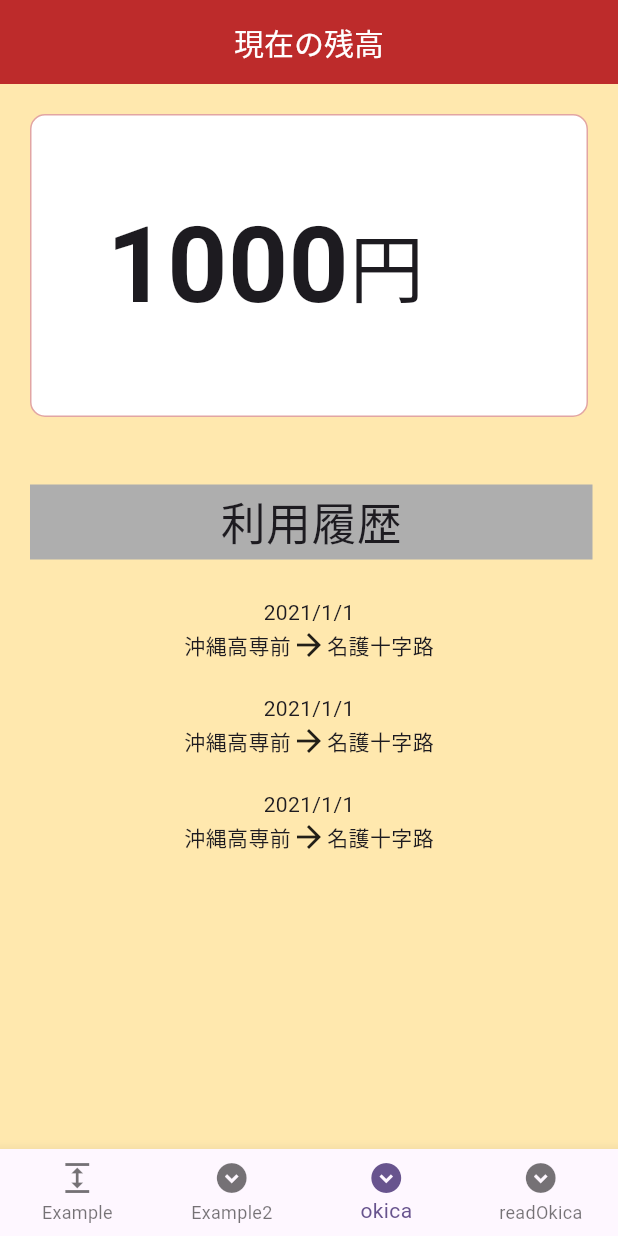
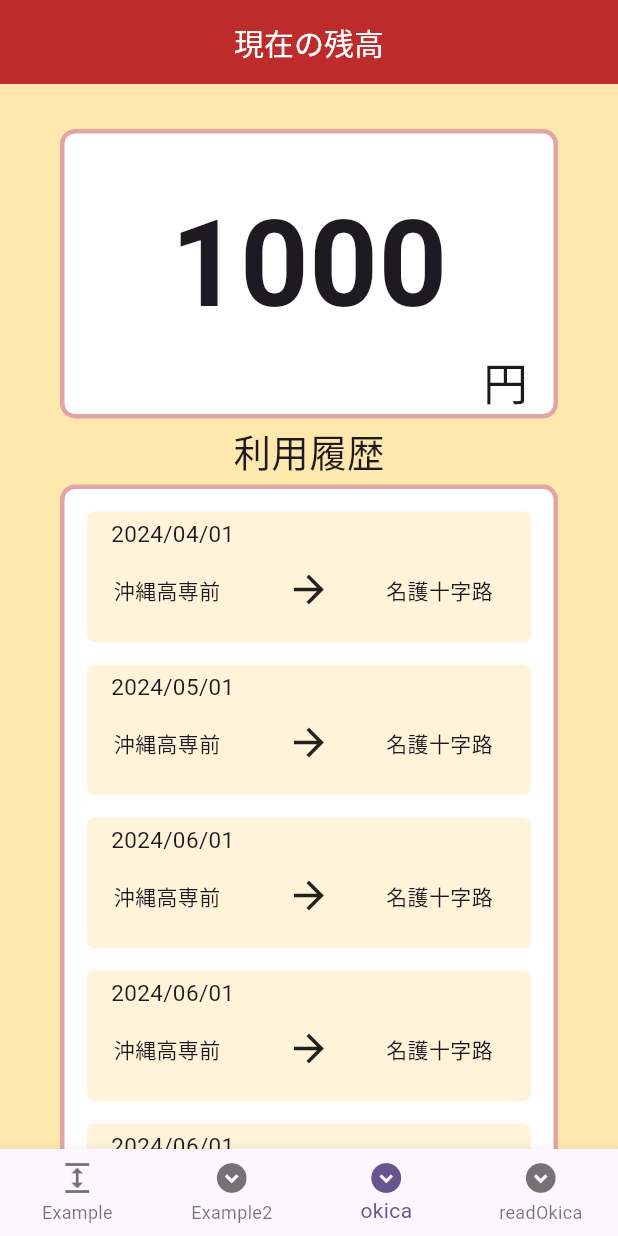
Before and after one commit to Yoshidagumi-group5/bus_app, a Flutter app: the screen it shows after launch, item 3 of the bottom bar chosen, on a phone screen of 412 x 824 dp. Run offline on Flutter 3.47's test engine with Material 3 defaults, Android fonts, the phone set to English and light mode, and no system bars; our stand-ins replace flutter_riverpod; missing offline and left inert: nfc_manager.

Commit message:
UIの完成

```diff
--- a/lib/pages/okica.dart
+++ b/lib/pages/okica.dart
@@ -15,100 +15,173 @@ class Okica extends StatelessWidget {
           style: TextStyle(fontSize: 20, color: Color(0xFFFFFFFF)),
         ),
       ),
-      body: Column(
+      body: SingleChildScrollView(
+        child: Column(
           children: [
             Padding(
-            padding: const EdgeInsets.all(20.0),
+              padding:
+                  const EdgeInsets.only(top: 30.0, right: 40.0, left: 40.0),
               child: Container(
                 decoration: BoxDecoration(
-                  border: Border.all(color: const Color(0xFFE2A5A4)),
+                    border:
+                        Border.all(color: const Color(0xFFE2A5A4), width: 3),
                     borderRadius: BorderRadius.circular(10),
                     color: Colors.white),
                 child: Row(
+                  mainAxisAlignment: MainAxisAlignment.center,
+                  children: [
+                    Column(
+                      crossAxisAlignment: CrossAxisAlignment.center,
+                      children: [
+                        const Padding(
+                          padding: EdgeInsets.only(
+                            top: 30.0,
+                          ),
+                          child: Text(
+                            "1000",
+                            style: TextStyle(
+                                fontSize: 80, fontWeight: FontWeight.bold),
+                          ),
+                        ),
+                        Row(
+                          children: [
+                            SizedBox(
+                              width: MediaQuery.of(context).size.width - 150,
+                            ),
+                            const Text(
+                              "円",
+                              style: TextStyle(
+                                fontSize: 30,
+                              ),
+                            ),
+                          ],
+                        )
+                      ],
+                    ),
+                  ],
+                ),
+              ),
+            ),
+            const Padding(
+              padding: EdgeInsets.all(4.0),
+              child: Row(
+                mainAxisAlignment: MainAxisAlignment.center,
+                children: [
+                  Text(
+                    '利用履歴',
+                    style: TextStyle(fontSize: 25),
+                  ),
+                ],
+              ),
+            ),
+            Padding(
+              padding: const EdgeInsets.only(right: 40, left: 40, bottom: 10),
+              child: LimitedBox(
+                maxHeight: MediaQuery.of(context).size.height * 0.55,
+                child: Container(
+                    decoration: BoxDecoration(
+                        border: Border.all(
+                            color: const Color(0xFFE2A5A4), width: 3),
+                        borderRadius: BorderRadius.circular(10),
+                        color: Colors.white),
+                    child: ListView(
+                      shrinkWrap: true,
+                      children: const [
+                        History("2024/04/01", "沖縄高専前", "名護十字路"),
+                        History("2024/05/01", "沖縄高専前", "名護十字路"),
+                        History("2024/06/01", "沖縄高専前", "名護十字路"),
+                        History("2024/06/01", "沖縄高専前", "名護十字路"),
+                        History("2024/06/01", "沖縄高専前", "名護十字路"),
+                        History("2024/06/01", "沖縄高専前", "名護十字路"),
+                        History("2024/06/01", "沖縄高専前", "名護十字路"),
+                        SizedBox(
+                          height: 15,
+                        )
+                      ],
+                    )),
+              ),
+            )
+          ],
+        ),
+      ),
+    );
+  }
+}
+
+class History extends StatelessWidget {
+  const History(this.date, this.startBusStop, this.endBusStop, {super.key});
+
+  final String date;
+  final String startBusStop;
+  final String endBusStop;
+
+  @override
+  Widget build(BuildContext context) {
+    return Padding(
+      padding: const EdgeInsets.only(
+        top: 15.0,
+        right: 15.0,
+        left: 15.0,
+      ),
+      child: Container(
+        decoration: BoxDecoration(
+            borderRadius: BorderRadius.circular(5),
+            color: const Color(0xFFFFF4D9)),
+        child: Column(
+          crossAxisAlignment: CrossAxisAlignment.start,
+          children: [
+            Row(
+              mainAxisAlignment: MainAxisAlignment.start,
               children: [
                 Padding(
-                    padding: const EdgeInsets.only(
-                        left: 50.0, top: 50.0, bottom: 50.0),
+                  padding: const EdgeInsets.only(top: 4.0, bottom: 4.0, left: 16.0),
                   child: Text(
-                      "1000",
-                      style:
-                          TextStyle(fontSize: 70, fontWeight: FontWeight.bold),
+                    date,
+                    style: const TextStyle(fontSize: 15),
                   ),
                 ),
-                  Container(
-                    alignment: Alignment.bottomRight,
+              ],
+            ),
+            Padding(
+              padding: const EdgeInsets.only(
+                right: 6.0,
+                left: 6.0,
+                bottom: 20.0,
+                top: 8.0,
+              ),
+              child: Row(
+                mainAxisAlignment: MainAxisAlignment.spaceBetween,
+                children: [
+                  Expanded(
+                    child: Padding(
+                      padding: const EdgeInsets.all(4.0),
+                      child: FittedBox(
+                          fit: BoxFit.scaleDown,
                           child: Text(
-                      "円",
-                      style: TextStyle(fontSize: 50),
+                            startBusStop,
+                          )),
+                    ),
+                  ),
+                  const Expanded(
+                    child: Icon(
+                      Icons.arrow_forward_outlined,
+                      size: 30,
+                    ),
+                  ),
+                  Expanded(
+                    child: Padding(
+                      padding: const EdgeInsets.all(4.0),
+                      child: Text(
+                        endBusStop,
+                      ),
+                    ),
+                  )
+                ],
               ),
             ),
           ],
         ),
       ),
-          ),
-          Row(
-            children: [
-              const SizedBox(
-                width: 20,
-                height: 100,
-              ),
-              SizedBox(
-                width: 375,
-                height: 50,
-                child: Container(
-                  alignment: Alignment.center,
-                  color: const Color.fromARGB(255, 174, 174, 174),
-                  child: const Text(
-                    '利用履歴',
-                    style: TextStyle(fontSize: 30),
-                  ),
-                ),
-              ),
-            ],
-          ),
-          const Text('2021/1/1'),
-          const Row(
-            mainAxisAlignment: MainAxisAlignment.center,
-            children: [
-              Text('沖縄高専前'),
-              Icon(
-                Icons.arrow_forward_sharp,
-              ),
-              Text('名護十字路'),
-            ],
-          ),
-          const SizedBox(
-            width: 400,
-            height: 20,
-          ),
-          const Text('2021/1/1'),
-          const Row(
-            mainAxisAlignment: MainAxisAlignment.center,
-            children: [
-              Text('沖縄高専前'),
-              Icon(
-                Icons.arrow_forward_sharp,
-              ),
-              Text('名護十字路'),
-            ],
-          ),
-          const SizedBox(
-            width: 400,
-            height: 20,
-          ),
-          const Text('2021/1/1'),
-          const Row(
-            mainAxisAlignment: MainAxisAlignment.center,
-            children: [
-              Text('沖縄高専前'),
-              Icon(
-                Icons.arrow_forward_sharp,
-              ),
-              Text('名護十字路'),
-            ],
-          ),
-        ],
-      ),
     );
   }
 }
--- a/lib/pages/readOkica.dart
+++ b/lib/pages/readOkica.dart
@@ -10,7 +10,7 @@ class ReadOkica extends StatelessWidget {
 
   @override
   Widget build(BuildContext context) {
-    return MaterialApp(
+    return const MaterialApp(
       home: NfcReadPage(),
     );
   }
@@ -50,7 +50,7 @@ class _NfcReadPageState extends State<NfcReadPage> {
           showDialog(
             context: context,
             builder: (BuildContext context) {
-              return AlertDialog(
+              return const AlertDialog(
                 title: Text('カードをかざしてください'),
               );
             },
```
Lines whose indentation alone changed are shown as unchanged.
